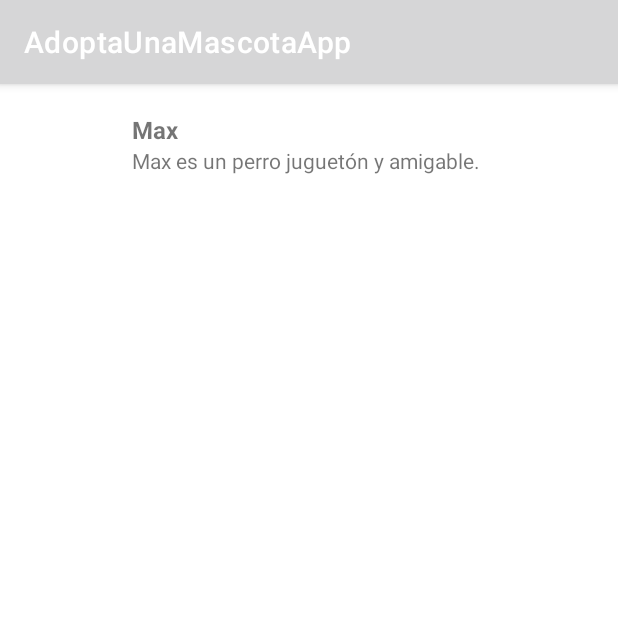
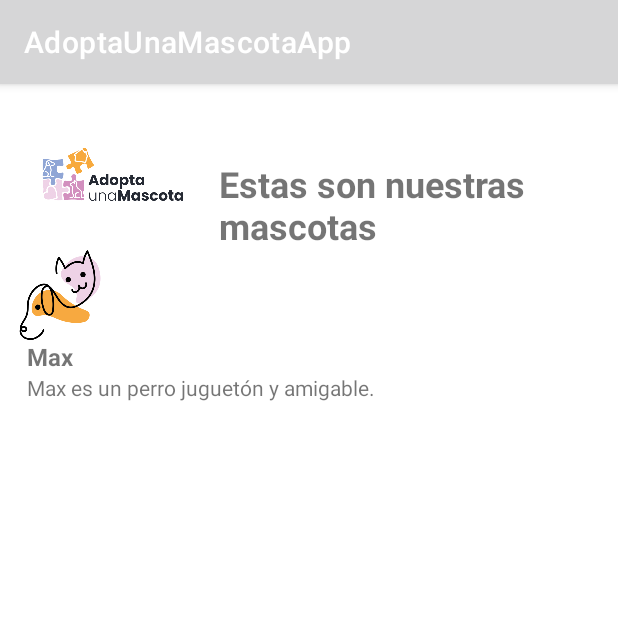
Before and after one commit to BelindaCev/AdoptaUnaMascotaNewFrontEnd, an Android app: the screen it shows after launch (ListaAnimales), on a phone screen of 412 x 824 dp, the top half of it. Run offline under Robolectric (Android 15) with nearby library versions, the phone set to English and light mode, and no system bars; pictures from the network do not load.

Commit message:
trabajando en la lista

```diff
--- a/app/src/main/res/layout/activity_lista_item.xml
+++ b/app/src/main/res/layout/activity_lista_item.xml
@@ -3,13 +3,42 @@
     xmlns:android="http://schemas.android.com/apk/res/android"
     android:layout_width="match_parent"
     android:layout_height="wrap_content"
+    android:padding="10dp"
     android:orientation="horizontal">
+
+    <LinearLayout
+        android:layout_width="match_parent"
+        android:layout_height="match_parent"
+        android:orientation="vertical"
+        >
+
+        <LinearLayout
+            android:layout_width="match_parent"
+            android:layout_height="wrap_content"
+            android:orientation="horizontal"
+            >
+            <ImageView
+                android:layout_width="100dp"
+                android:layout_height="100dp"
+                android:src="@drawable/logo"
+                android:layout_marginStart="16dp"/>
+
+            <TextView
+                android:layout_marginLeft="20dp"
+                android:layout_marginTop="40dp"
+                android:layout_width="wrap_content"
+                android:layout_height="wrap_content"
+                android:text="@string/estas_son_nuestras_mascotas"
+                android:textSize="24sp"
+                android:textStyle="bold"/>
+        </LinearLayout>
 
     <ImageView
         android:id="@+id/imageViewAnimal"
-        android:layout_width="80dp"
-        android:layout_height="80dp"
-        android:scaleType="centerCrop" />
+        android:layout_width="60dp"
+        android:layout_height="60dp"
+        android:src="@drawable/icono_animales"
+        android:scaleType="fitCenter" />
 
     <LinearLayout
         android:layout_width="wrap_content"
@@ -34,3 +63,4 @@
     </LinearLayout>
 
 </LinearLayout>
+</LinearLayout>
--- a/app/src/main/res/values/strings.xml
+++ b/app/src/main/res/values/strings.xml
@@ -27,4 +27,5 @@
     <string name="fecha_de_nacimiento">Fecha de nacimiento</string>
     <string name="direcci_n">Dirección</string>
     <string name="mensaje">Mensaje</string>
+    <string name="estas_son_nuestras_mascotas">Estas son nuestras mascotas</string>
 </resources>
```
